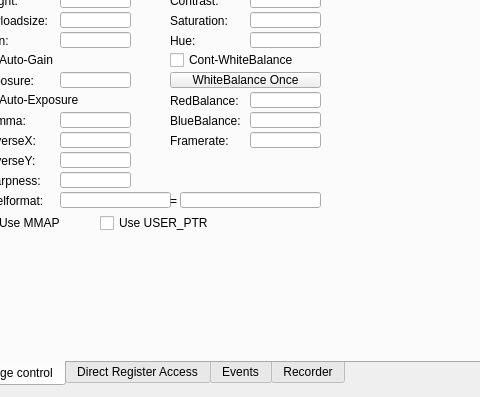
Old version of the form Source/res/v4l2test.ui in the repository alliedvision/V4L2Viewer; both pictures show x 470 to 950 and y 423 to 820 of the 1224 by 820 pixel window.
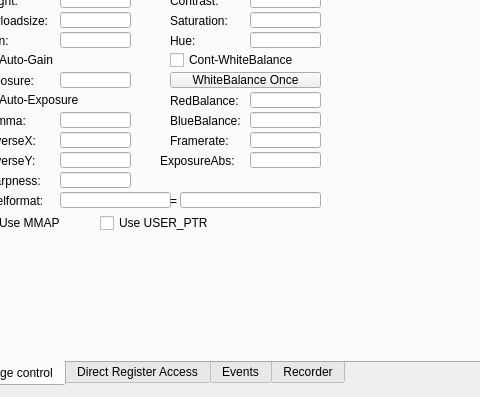
New version of the form. Icons and pictures are not drawn.

Commit message: v4l2test: Added feature V4L2_CID_EXPOSURE_ABSOLUTE

Diff of the .ui file:
```diff
--- a/Source/res/v4l2test.ui
+++ b/Source/res/v4l2test.ui
@@ -1020,6 +1020,29 @@
            <string>WhiteBalance Once</string>
           </property>
          </widget>
+         <widget class="QLabel" name="label_21">
+          <property name="geometry">
+           <rect>
+            <x>190</x>
+            <y>200</y>
+            <width>81</width>
+            <height>17</height>
+           </rect>
+          </property>
+          <property name="text">
+           <string>ExposureAbs:</string>
+          </property>
+         </widget>
+         <widget class="QLineEdit" name="m_edExposureAbs">
+          <property name="geometry">
+           <rect>
+            <x>280</x>
+            <y>200</y>
+            <width>71</width>
+            <height>16</height>
+           </rect>
+          </property>
+         </widget>
         </widget>
         <widget class="QWidget" name="m_DirectRegisterAccessTab">
          <attribute name="title">
```
Left out of the diff: 6 changed lines with no effect on the pictures. The commit also changes 4 other files.
